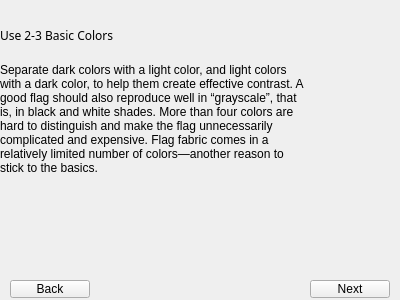
The window that usebasiccolorslesson.ui (zxjorge/EDApp) describes before a commit, drawn with Qt 5.
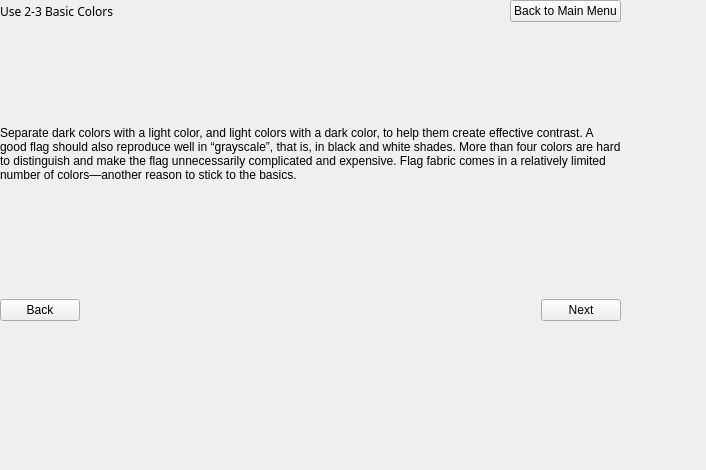
The same window after the commit. The open tabs and pages were chosen to show the change.

Commit message: added functioning main menu

What changed in the file:
```diff
--- a/usebasiccolorslesson.ui
+++ b/usebasiccolorslesson.ui
@@ -6,23 +6,28 @@
    <rect>
     <x>0</x>
     <y>0</y>
-    <width>400</width>
-    <height>300</height>
+    <width>706</width>
+    <height>470</height>
    </rect>
   </property>
   <property name="windowTitle">
    <string>StackedWidget</string>
   </property>
   <widget class="QWidget" name="page">
-   <widget class="QLabel" name="label">
+   <widget class="QWidget" name="layoutWidget_2">
     <property name="geometry">
      <rect>
-      <x>10</x>
-      <y>10</y>
-      <width>131</width>
-      <height>51</height>
+      <x>0</x>
+      <y>0</y>
+      <width>621</width>
+      <height>321</height>
      </rect>
     </property>
+    <layout class="QVBoxLayout" name="verticalLayout_2">
+     <item>
+      <layout class="QHBoxLayout" name="horizontalLayout_2">
+       <item>
+        <widget class="QLabel" name="label_7">
     <property name="font">
      <font>
       <family>Stencil</family>
@@ -32,15 +37,31 @@
      <string>Use 2-3 Basic Colors</string>
     </property>
    </widget>
-   <widget class="QLabel" name="label_2">
-    <property name="geometry">
-     <rect>
-      <x>0</x>
-      <y>60</y>
-      <width>311</width>
-      <height>131</height>
-     </rect>
-    </property>
+       </item>
+       <item>
+        <spacer name="horizontalSpacer_2">
+         <property name="orientation">
+          <enum>Qt::Horizontal</enum>
+         </property>
+         <property name="sizeHint" stdset="0">
+          <size>
+           <width>40</width>
+           <height>20</height>
+          </size>
+         </property>
+        </spacer>
+       </item>
+       <item>
+        <widget class="QPushButton" name="mainMenu">
+         <property name="text">
+          <string>Back to Main Menu</string>
+         </property>
+        </widget>
+       </item>
+      </layout>
+     </item>
+     <item>
+      <widget class="QLabel" name="label_8">
     <property name="text">
      <string>When creating a flag, limit the number of colors on the flag to three, which contrast well and come from the standard color set. The basic flag colors are red, blue, green, black, yellow, and white. They can range from dark to light. Occasionally other colors are also used, such as purple, gray, and orange, but they are seldom needed in a good design.</string>
     </property>
@@ -48,30 +69,49 @@
      <bool>true</bool>
     </property>
    </widget>
-   <widget class="QPushButton" name="nextButton_2">
-    <property name="geometry">
-     <rect>
-      <x>320</x>
-      <y>280</y>
-      <width>80</width>
-      <height>18</height>
-     </rect>
-    </property>
+     </item>
+     <item>
+      <layout class="QHBoxLayout" name="horizontalLayout_5">
+       <item>
+        <spacer name="horizontalSpacer_5">
+         <property name="orientation">
+          <enum>Qt::Horizontal</enum>
+         </property>
+         <property name="sizeHint" stdset="0">
+          <size>
+           <width>40</width>
+           <height>20</height>
+          </size>
+         </property>
+        </spacer>
+       </item>
+       <item>
+        <widget class="QPushButton" name="nextButton">
     <property name="text">
      <string>Next</string>
     </property>
+        </widget>
+       </item>
+      </layout>
+     </item>
+    </layout>
    </widget>
   </widget>
   <widget class="QWidget" name="page_2">
-   <widget class="QLabel" name="label_3">
+   <widget class="QWidget" name="layoutWidget_3">
     <property name="geometry">
      <rect>
       <x>0</x>
-      <y>10</y>
-      <width>131</width>
-      <height>51</height>
+      <y>0</y>
+      <width>621</width>
+      <height>321</height>
      </rect>
     </property>
+    <layout class="QVBoxLayout" name="verticalLayout_3">
+     <item>
+      <layout class="QHBoxLayout" name="horizontalLayout_3">
+       <item>
+        <widget class="QLabel" name="label_9">
     <property name="font">
      <font>
       <family>Stencil</family>
@@ -81,15 +121,31 @@
      <string>Use 2-3 Basic Colors</string>
     </property>
    </widget>
-   <widget class="QLabel" name="label_4">
-    <property name="geometry">
-     <rect>
-      <x>0</x>
-      <y>60</y>
-      <width>311</width>
-      <height>131</height>
-     </rect>
-    </property>
+       </item>
+       <item>
+        <spacer name="horizontalSpacer_3">
+         <property name="orientation">
+          <enum>Qt::Horizontal</enum>
+         </property>
+         <property name="sizeHint" stdset="0">
+          <size>
+           <width>40</width>
+           <height>20</height>
+          </size>
+         </property>
+        </spacer>
+       </item>
+       <item>
+        <widget class="QPushButton" name="mainMenu_2">
+         <property name="text">
+          <string>Back to Main Menu</string>
+         </property>
+        </widget>
+       </item>
+      </layout>
+     </item>
+     <item>
+      <widget class="QLabel" name="label_10">
     <property name="text">
      <string>Separate dark colors with a light color, and light colors with a dark color, to help them create effective contrast. A good flag should also reproduce well in “grayscale”, that is, in black and white shades. More than four colors are hard to distinguish and make the flag unnecessarily complicated and expensive. Flag fabric comes in a relatively limited number of colors—another reason to stick to the basics.
 </string>
@@ -98,31 +154,39 @@
      <bool>true</bool>
     </property>
    </widget>
+     </item>
+     <item>
+      <layout class="QHBoxLayout" name="horizontalLayout_6">
+       <item>
    <widget class="QPushButton" name="backButton">
-    <property name="geometry">
-     <rect>
-      <x>10</x>
-      <y>280</y>
-      <width>80</width>
-      <height>18</height>
-     </rect>
-    </property>
     <property name="text">
      <string>Back</string>
     </property>
    </widget>
-   <widget class="QPushButton" name="nextButton">
-    <property name="geometry">
-     <rect>
-      <x>310</x>
-      <y>280</y>
-      <width>80</width>
-      <height>18</height>
-     </rect>
-    </property>
+       </item>
+       <item>
+        <spacer name="horizontalSpacer_6">
+         <property name="orientation">
+          <enum>Qt::Horizontal</enum>
+         </property>
+         <property name="sizeHint" stdset="0">
+          <size>
+           <width>40</width>
+           <height>20</height>
+          </size>
+         </property>
+        </spacer>
+       </item>
+       <item>
+        <widget class="QPushButton" name="nextButton_2">
     <property name="text">
      <string>Next</string>
     </property>
+        </widget>
+       </item>
+      </layout>
+     </item>
+    </layout>
    </widget>
   </widget>
  </widget>
```
Lines whose indentation alone changed are shown as unchanged. The commit also changes 20 other files.
